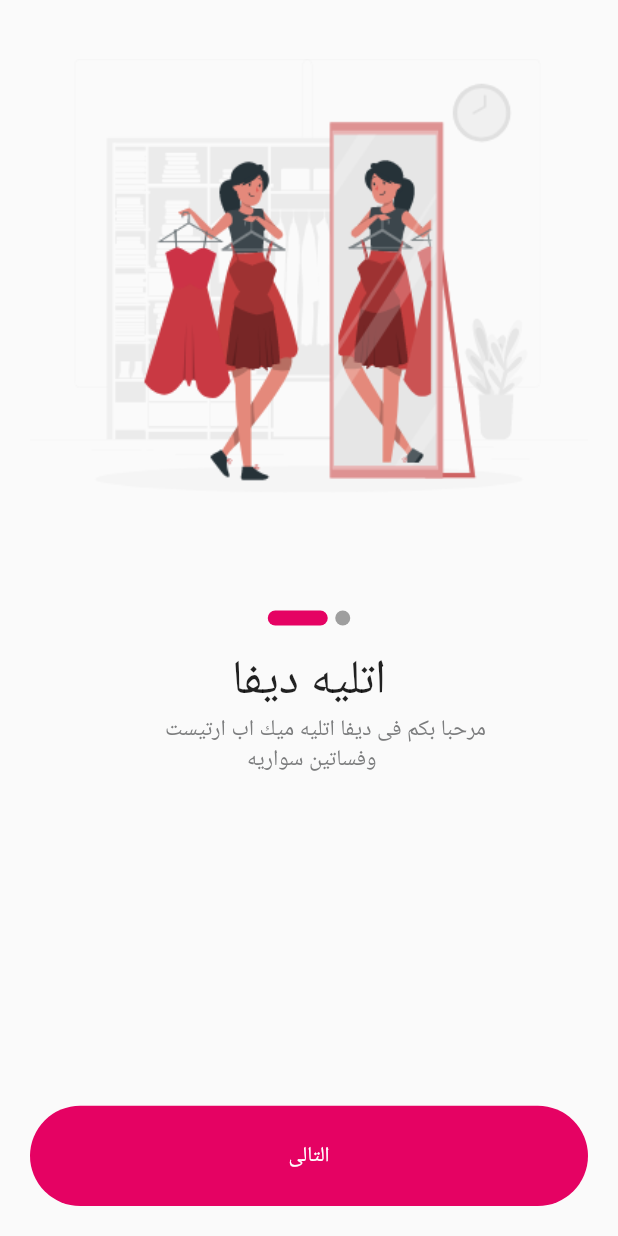
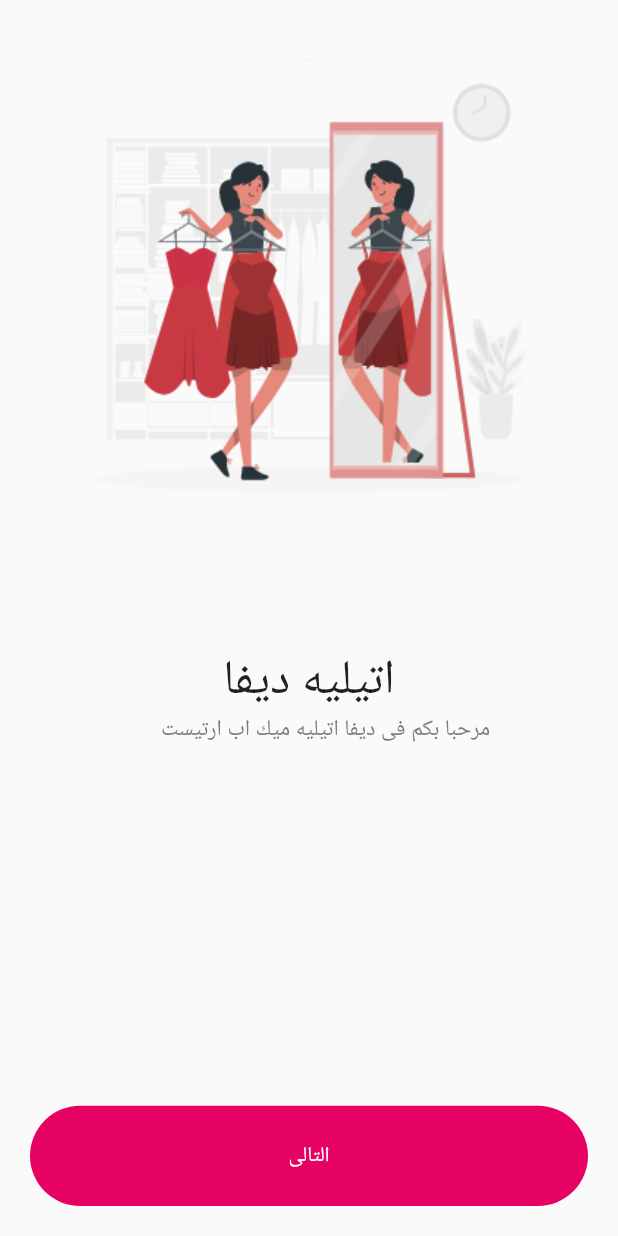
Before and after one commit to Mohamedmahmoud44/Diva, a Flutter app: the screen it shows after launch, on a phone screen of 412 x 824 dp. Run offline on Flutter 3.47's test engine with Material 2 defaults, Android fonts, the phone set to English and light mode, and no system bars; drawn by our look-alikes of smooth_page_indicator; our stand-ins replace carousel_slider, chewie, device_preview, easy_splash_screen, flutter_bloc, flutter_screenutil and 4 more.

Commit message:
update_project_elsiny5

```diff
--- a/lib/presntion_layer/screens/on_boarding/on_boarding_screen.dart
+++ b/lib/presntion_layer/screens/on_boarding/on_boarding_screen.dart
@@ -1,12 +1,8 @@
 import 'package:flutter/material.dart';
 import 'package:flutter_screenutil/flutter_screenutil.dart';
-import 'package:smooth_page_indicator/smooth_page_indicator.dart';
-
 import '../../widgets/compnnents.dart';
 import '../login/login_screen.dart';
 
-//yarb ng7na na na
-//yarb onsornaaa na na
 class BoardingModel {
   String? image;
   String? title;
@@ -30,18 +26,12 @@ class _OnBoardingScreenState extends State<OnBoardingScreen> {
   List<BoardingModel> boarding = [
     BoardingModel(
       image: 'assets/images/board1.png',
-      title: 'اتليه ديفا',
-      body: '      مرحبا بكم فى ديفا اتليه ميك اب ارتيست   \n وفساتين سواريه ',
-    ),
-    BoardingModel(
-      image: 'assets/images/board2.png',
-      title: 'اتليه ديفا',
-      body: 'هتفضلى ديما متالقه  \n طول ما اختيارك الاول ديفا',
+      title: 'اتيليه ديفا',
+      body: '      مرحبا بكم فى ديفا اتيليه ميك اب ارتيست  ',
     ),
   ];
 
   PageController boardController = PageController();
-  var isLast = false;
 
   @override
   Widget build(BuildContext context) {
@@ -53,35 +43,10 @@ class _OnBoardingScreenState extends State<OnBoardingScreen> {
             children: [
               PageView.builder(
                 controller: boardController,
-                onPageChanged: (int index) {
-                  if (index == boarding.length - 1) {
-                    setState(() {
-                      isLast = true;
-                    });
-                  } else {
-                    setState(() {
-                      isLast = false;
-                    });
-                  }
-                },
                 itemBuilder: (context, index) => buildBoarding(boarding[index]),
                 itemCount: boarding.length,
               ),
-              Align(
-                alignment: const Alignment(0.0, .0),
-                child: SmoothPageIndicator(
-                  controller: boardController,
-                  count: boarding.length,
-                  effect: const ExpandingDotsEffect(
-                    dotColor: Colors.grey,
-                    activeDotColor: Color(0xFfE50263),
-                    dotHeight: 10.0,
-                    spacing: 5.0,
-                    dotWidth: 10.0,
-                    expansionFactor: 4.0,
-                  ),
-                ),
-              ),
+
               Align(
                 alignment: Alignment.bottomCenter,
                 child: Container(
@@ -95,16 +60,7 @@ class _OnBoardingScreenState extends State<OnBoardingScreen> {
                   ),
                   child: TextButton(
                     onPressed: () {
-                      if (isLast) {
-                        navigateAndFinish(context, const LoginScreen());
-                      } else {
-                        boardController.nextPage(
-                          duration: const Duration(
-                            milliseconds: 750,
-                          ),
-                          curve: Curves.fastLinearToSlowEaseIn,
-                        );
-                      }
+                    navigateAndFinish(context, LoginScreen());
                     },
                     child: const Text(
                       'التالى',
```
Also changed, not shown: lib/presntion_layer/screens/home_screen/home_screen.dart (+39 -8 lines), lib/presntion_layer/widgets/components/show_all.dart (+1 -12 lines), assets/svg/facebook-logo-2019.svg (added), assets/svg/instagram2.svg (added).
